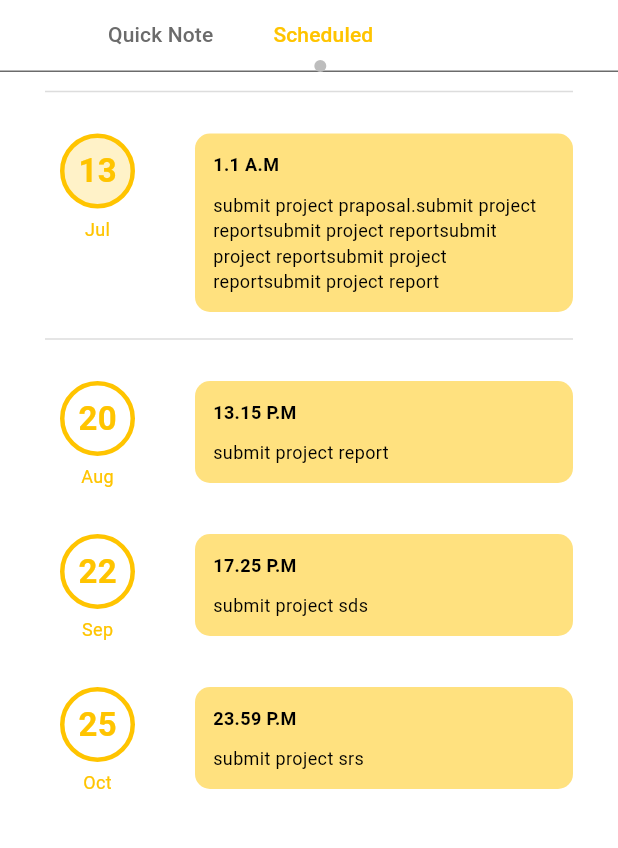
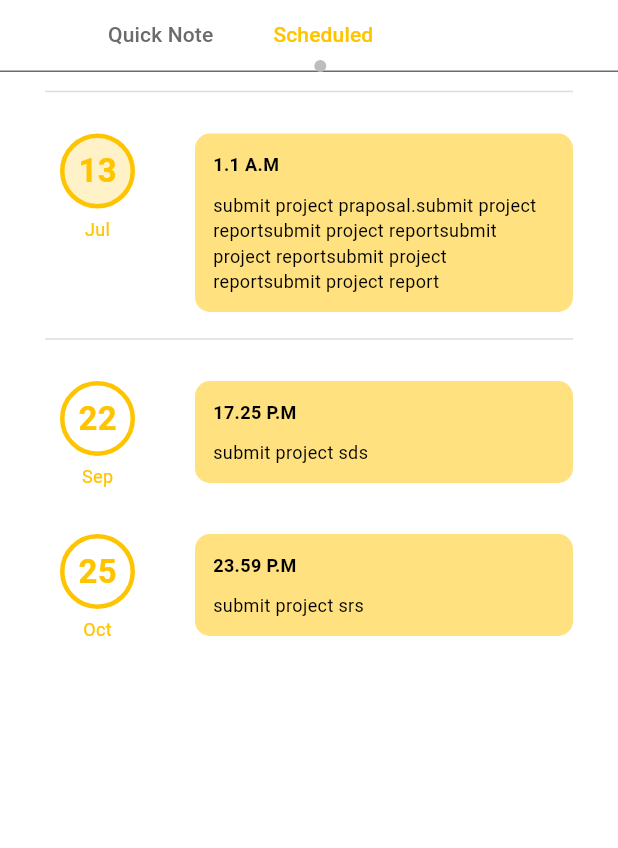
Before and after one commit to yasira2000/efymen, a Flutter app: the Todo screen opened directly, tab 2 chosen, on a phone screen of 412 x 824 dp, the part 90-938 px from its top. Run offline on Flutter 3.47's test engine with Material 2 defaults, Android fonts, the phone set to English and light mode, and no system bars; our stand-ins replace google_fonts; missing offline and left inert: string_to_color.

Commit message:
error correction

```diff
--- a/lib/screens/todo.dart
+++ b/lib/screens/todo.dart
@@ -205,107 +205,10 @@ class _TodoState extends State<Todo> with TickerProviderStateMixin {
                   itemBuilder: (context, index) {
                     if (schedule[index].date.isAfter(DateTime.now()) & divide) {
                       divide = false;
-                      return Column(
-                        children: [
-                          const Divider(
-                            indent: 30,
-                            endIndent: 30,
-                            color: Color(0xFFDDDDDD),
-                          ),
-                          Padding(
-                            padding: const EdgeInsets.only(
-                                left: 40, right: 30, top: 10, bottom: 10),
-                            child: Padding(
-                              padding: const EdgeInsets.only(top: 10),
-                              child: Row(
-                                crossAxisAlignment: CrossAxisAlignment.start,
-                                children: [
-                                  Column(
-                                    children: [
-                                      Container(
-                                        height: 50,
-                                        width: 50,
-                                        decoration: BoxDecoration(
-                                            shape: BoxShape.circle,
-                                            color: schedule[index]
-                                                    .date
-                                                    .isBefore(DateTime.now())
-                                                ? const Color(0xFFFFF2C8)
-                                                : Colors.white,
-                                            border: Border.all(
-                                              color: colorScheme.primary,
-                                              width: 3,
-                                            )),
-                                        child: Center(
-                                            child: Text(
-                                                schedule[index]
-                                                    .date
-                                                    .day
-                                                    .toString(),
-                                                style: TextStyle(
-                                                  fontSize: 22,
-                                                  fontWeight: FontWeight.w600,
-                                                  color: colorScheme.primary,
-                                                ))),
-                                      ),
-                                      const SizedBox(
-                                        height: 5,
-                                      ),
-                                      Text(
-                                        DateFormat.MMM()
-                                            .format(schedule[index].date),
-                                        style: TextStyle(
-                                            color: colorScheme.primary,
-                                            fontSize: 12,
-                                            fontWeight: FontWeight.w400),
-                                      ),
-                                    ],
-                                  ),
-                                  const SizedBox(
-                                    width: 40,
-                                  ),
-                                  Expanded(
-                                    child: Container(
-                                      decoration: BoxDecoration(
-                                        borderRadius: BorderRadius.circular(10),
-                                        color: const Color(0xFFFFE17F),
-                                      ),
-                                      width: 214,
-                                      child: Padding(
-                                        padding: const EdgeInsets.all(12),
-                                        child: Column(
-                                          crossAxisAlignment:
-                                              CrossAxisAlignment.start,
-                                          children: [
-                                            Text(
-                                              schedule[index].date.hour >= 12
-                                                  ? "${schedule[index].date.hour}.${schedule[index].date.minute} P.M"
-                                                  : "${schedule[index].date.hour}.${schedule[index].date.minute} A.M",
-                                              style: const TextStyle(
-                                                fontWeight: FontWeight.w600,
-                                                fontSize: 12,
-                                              ),
-                                            ),
-                                            const SizedBox(
-                                              height: 10,
-                                            ),
-                                            Text(
-                                              schedule[index].description,
-                                              overflow: TextOverflow.visible,
-                                              style: const TextStyle(
-                                                  fontWeight: FontWeight.w400,
-                                                  fontSize: 12),
-                                            )
-                                          ],
-                                        ),
-                                      ),
-                                    ),
-                                  )
-                                ],
-                              ),
-                            ),
-                          ),
-                        ],
+                      return const Divider(
+                        indent: 30,
+                        endIndent: 30,
+                        color: Color(0xFFDDDDDD),
                       );
                     }
                     return Padding(
```
